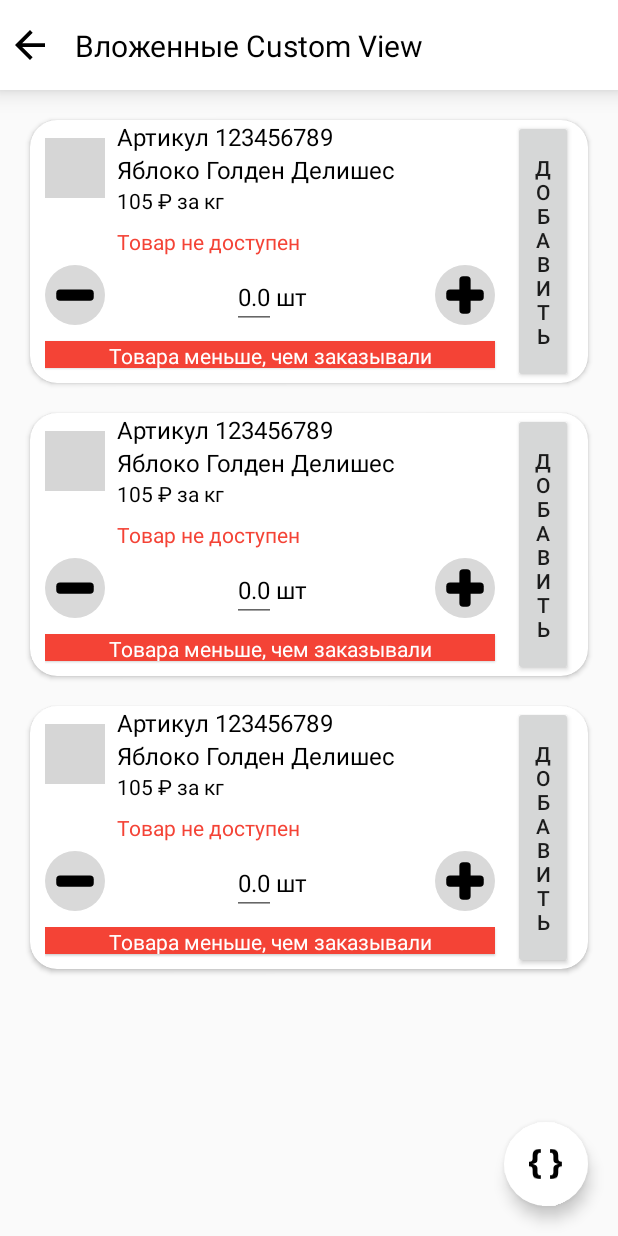
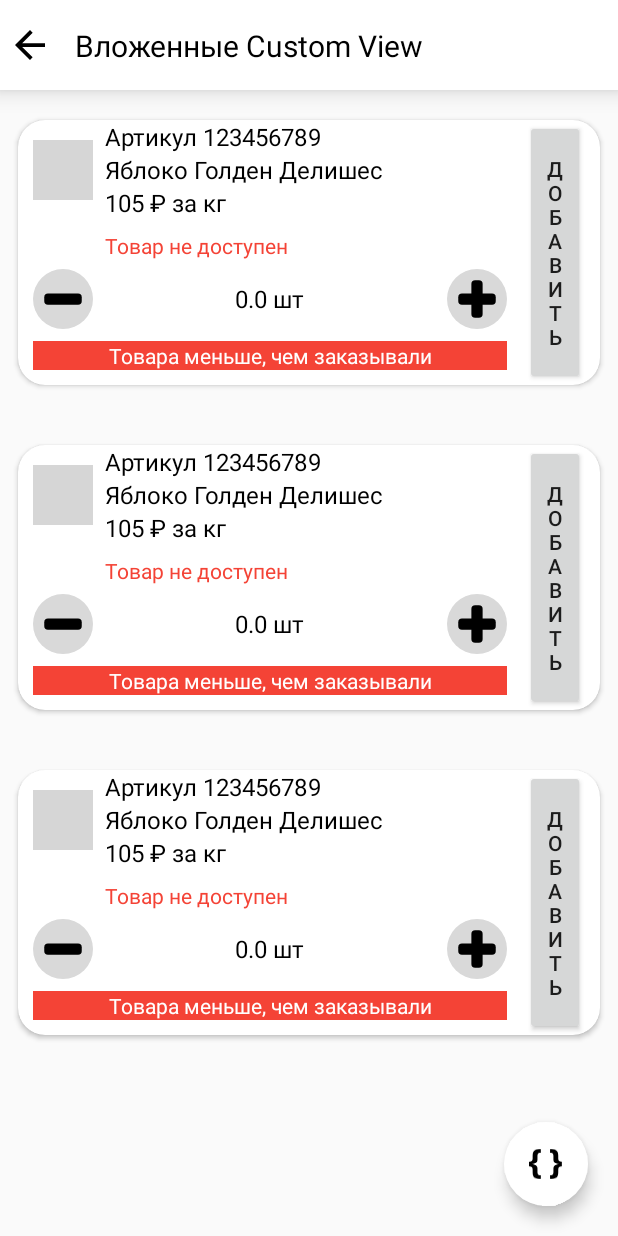
Before and after one commit to Nickitor/XMLComposeMastersWork, an Android app built with Jetpack Compose: the screen it shows after launch (XMLActivity), after a tap on "03", on a phone screen of 412 x 824 dp. Run offline under Robolectric (Android 15) with nearby library versions, the phone set to English and light mode, and no system bars; Roboto replaces fonts that are not available here; grey boxes are pictures that could not be loaded.

Commit message:
Рефактор 3 Экрана

```diff
--- a/app/src/main/res/layout/counter_view.xml
+++ b/app/src/main/res/layout/counter_view.xml
@@ -21,7 +21,7 @@
         android:minHeight="40dp"
         android:orientation="horizontal">
 
-        <androidx.appcompat.widget.AppCompatEditText
+        <TextView
             android:id="@+id/etCount"
             android:layout_width="wrap_content"
             android:layout_height="wrap_content"
@@ -37,10 +37,12 @@
             android:id="@+id/tvHint"
             android:layout_width="wrap_content"
             android:layout_height="wrap_content"
+            android:layout_marginStart="4dp"
             android:fontFamily="@font/roboto_bold"
             android:text="шт"
             android:textColor="@color/black"
             android:textSize="16sp" />
+
     </androidx.appcompat.widget.LinearLayoutCompat>
 
     <androidx.appcompat.widget.AppCompatImageView
--- a/app/src/main/res/layout/fragment_custom_view.xml
+++ b/app/src/main/res/layout/fragment_custom_view.xml
@@ -1,46 +1,34 @@
 <?xml version="1.0" encoding="utf-8"?>
-<androidx.constraintlayout.widget.ConstraintLayout xmlns:android="http://schemas.android.com/apk/res/android"
-    xmlns:app="http://schemas.android.com/apk/res-auto"
+<LinearLayout xmlns:android="http://schemas.android.com/apk/res/android"
     xmlns:tools="http://schemas.android.com/tools"
     android:layout_width="match_parent"
     android:layout_height="match_parent"
+    android:orientation="vertical"
     tools:context=".xml.presentation.screen.main.MainFragment">
 
     <include
         android:id="@+id/actionBar"
-        layout="@layout/view_action_bar"
-        app:layout_constraintEnd_toEndOf="parent"
-        app:layout_constraintStart_toStartOf="parent"
-        app:layout_constraintTop_toTopOf="parent" />
+        layout="@layout/view_action_bar" />
 
     <include
-        android:id="@+id/product1"
         layout="@layout/product_card_view"
         android:layout_width="match_parent"
         android:layout_height="wrap_content"
-        android:layout_margin="20dp"
-        app:layout_constraintEnd_toEndOf="parent"
-        app:layout_constraintStart_toStartOf="parent"
-        app:layout_constraintTop_toBottomOf="@+id/actionBar" />
+        android:layout_marginHorizontal="12dp"
+        android:layout_marginVertical="20dp" />
 
     <include
-        android:id="@+id/product2"
         layout="@layout/product_card_view"
         android:layout_width="match_parent"
         android:layout_height="wrap_content"
-        android:layout_margin="20dp"
-        app:layout_constraintEnd_toEndOf="parent"
-        app:layout_constraintStart_toStartOf="parent"
-        app:layout_constraintTop_toBottomOf="@+id/product1" />
+        android:layout_marginHorizontal="12dp"
+        android:layout_marginVertical="20dp" />
 
     <include
-        android:id="@+id/product3"
         layout="@layout/product_card_view"
         android:layout_width="match_parent"
         android:layout_height="wrap_content"
-        android:layout_margin="20dp"
-        app:layout_constraintEnd_toEndOf="parent"
-        app:layout_constraintStart_toStartOf="parent"
-        app:layout_constraintTop_toBottomOf="@+id/product2" />
+        android:layout_marginHorizontal="12dp"
+        android:layout_marginVertical="20dp" />
 
-</androidx.constraintlayout.widget.ConstraintLayout>
+</LinearLayout>
--- a/app/src/main/res/layout/product_view.xml
+++ b/app/src/main/res/layout/product_view.xml
@@ -55,7 +55,8 @@
             android:layout_height="wrap_content"
             android:gravity="start"
             android:text="105 ₽ за кг"
-            android:textColor="@color/black" />
+            android:textColor="@color/black"
+            android:textSize="16sp" />
 
     </androidx.appcompat.widget.LinearLayoutCompat>
 
@@ -71,7 +72,6 @@
         android:layout_width="0dp"
         android:layout_height="wrap_content"
         android:layout_marginTop="8dp"
-        android:elevation="1dp"
         android:gravity="start"
         android:paddingBottom="6dp"
         android:text="Товар не доступен"
@@ -85,27 +85,24 @@
         android:id="@+id/cvProductCounter"
         android:layout_width="0dp"
         android:layout_height="wrap_content"
-        android:layout_marginEnd="12dp"
         app:layout_constraintBottom_toTopOf="@id/tvInfoLabel"
-        app:layout_constraintEnd_toStartOf="@id/btnAction"
+        app:layout_constraintEnd_toEndOf="@+id/tvNotAvailable"
         app:layout_constraintStart_toStartOf="parent"
         app:layout_constraintTop_toBottomOf="@id/tvNotAvailable" />
 
     <com.google.android.material.textview.MaterialTextView
         android:id="@+id/tvInfoLabel"
         android:layout_width="0dp"
-        android:layout_height="18dp"
+        android:layout_height="wrap_content"
         android:layout_marginTop="8dp"
-        android:layout_marginEnd="12dp"
         android:layout_marginBottom="10dp"
         android:background="@color/error"
-        android:elevation="1dp"
         android:gravity="center"
         android:text="Товара меньше, чем заказывали"
         android:textColor="@color/white"
         android:textSize="14sp"
         app:layout_constraintBottom_toBottomOf="parent"
-        app:layout_constraintEnd_toStartOf="@+id/btnAction"
+        app:layout_constraintEnd_toEndOf="@+id/tvNotAvailable"
         app:layout_constraintStart_toStartOf="parent"
         app:layout_constraintTop_toBottomOf="@+id/cvProductCounter" />
 
```
Also changed, not shown: app/src/main/java/com/example/xmlcomposemasterswork/compose/presentation/screen/CustomViewScreen.kt (+19 -5 lines), app/src/main/java/com/example/xmlcomposemasterswork/compose/presentation/view/CounterView.kt (+8 -3 lines), app/src/main/java/com/example/xmlcomposemasterswork/compose/presentation/view/ProductCardView.kt (+4 -5 lines), app/src/main/java/com/example/xmlcomposemasterswork/compose/presentation/view/ProductView.kt (+46 -15 lines), app/src/main/res/layout/product_card_view.xml (line endings or trailing spaces).
